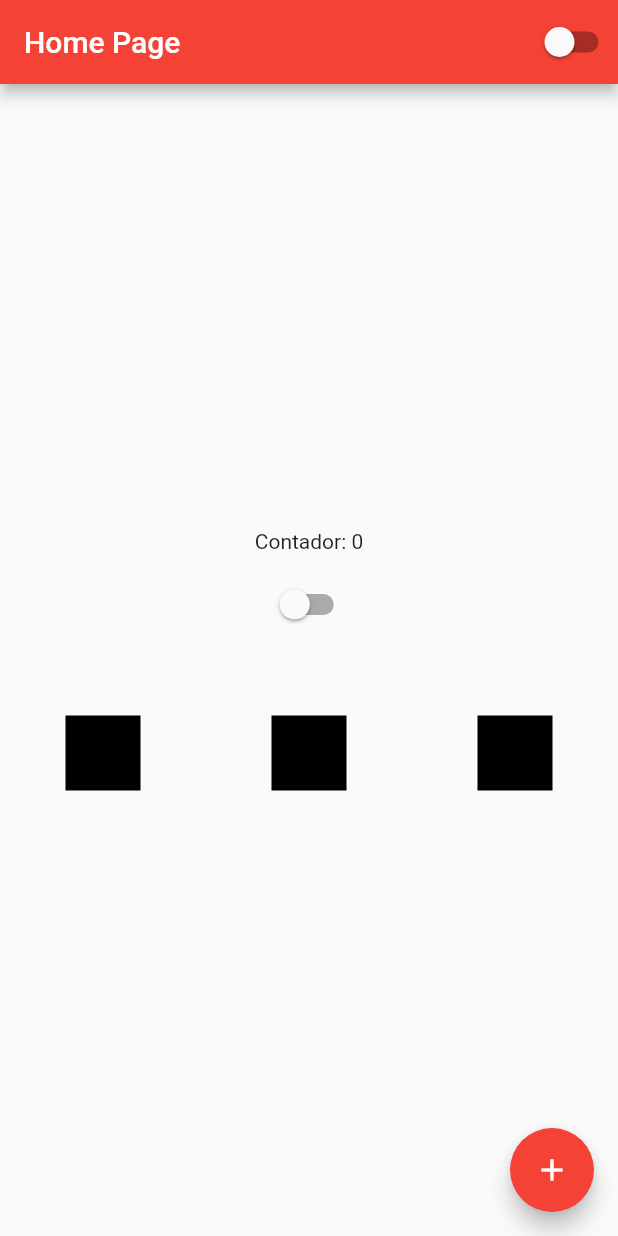
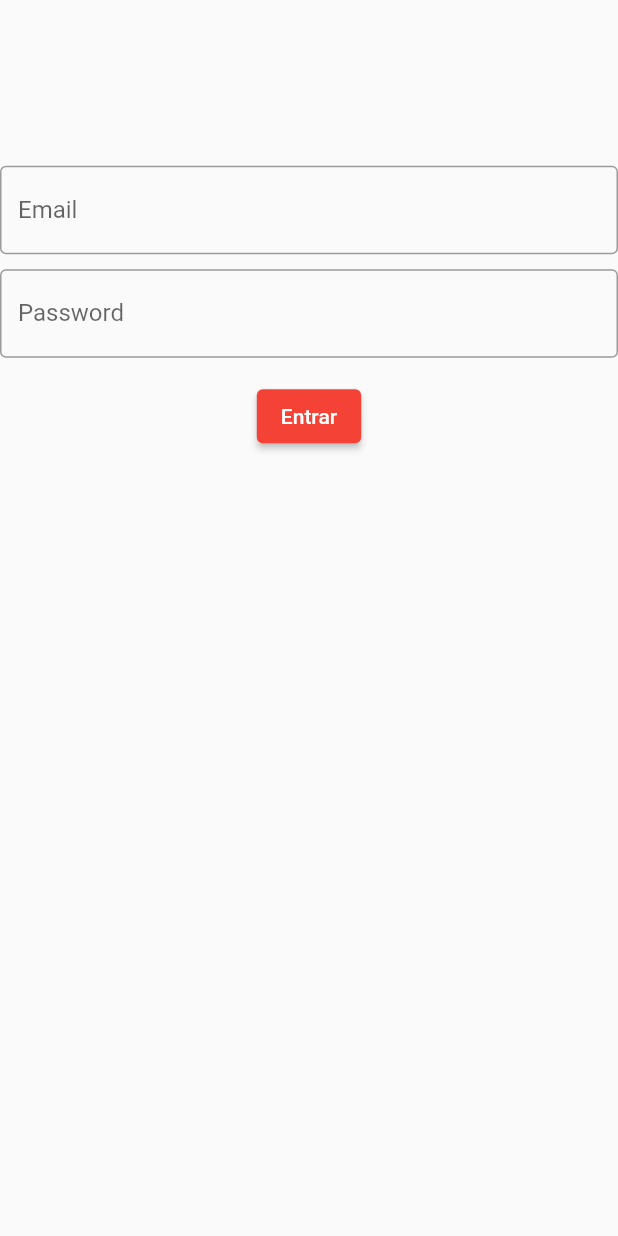
Before and after one commit to lucasshinozaki/estudo-flutter, a Flutter app: the screen it shows after launch, on a phone screen of 412 x 824 dp. Run offline on Flutter 3.47's test engine with Material 2 defaults, Android fonts, the phone set to English and light mode, and no system bars; missing offline and left inert: dart:html.

Commit message:
estudo: TextField - Building login screen

```diff
--- a/estudo_flutter_application/lib/app_widget.dart
+++ b/estudo_flutter_application/lib/app_widget.dart
@@ -1,4 +1,5 @@
 import 'package:estudo_flutter_application/app_controller.dart';
+import 'package:estudo_flutter_application/login_page.dart';
 import 'package:flutter/cupertino.dart';
 import 'package:flutter/material.dart';
 
@@ -16,7 +17,7 @@ class AppWidget extends StatelessWidget {
                 brightness: AppController.instance.isDartTheme
                 ? Brightness.dark
                 : Brightness.light),
-            home: HomePage(),
+            home: LoginPage(),
           );
         });
   }
--- /dev/null
+++ b/estudo_flutter_application/lib/login_page.dart
@@ -0,0 +1,59 @@
+import 'package:flutter/cupertino.dart';
+import 'package:flutter/material.dart';
+
+class LoginPage extends StatefulWidget {
+  const LoginPage({Key? key}) : super(key: key);
+
+  @override
+  _LoginPageState createState() => _LoginPageState();
+}
+
+class _LoginPageState extends State<LoginPage> {
+  String email = "";
+  String password = "";
+
+  @override
+  Widget build(BuildContext context) {
+    return Scaffold(
+      body: SingleChildScrollView(
+        child: SizedBox(
+          width: MediaQuery.of(context).size.width,
+          height: MediaQuery.of(context).size.width,
+          child: Column(
+            mainAxisAlignment: MainAxisAlignment.center,
+            children: [
+              TextField(
+                onChanged: (text) {
+                  email = text;
+                },
+                keyboardType: TextInputType.emailAddress,
+                decoration: InputDecoration(
+                    labelText: "Email", border: OutlineInputBorder()),
+              ),
+              SizedBox(height: 10),
+              TextField(
+                onChanged: (text) {
+                  password = text;
+                },
+                obscureText: true,
+                decoration: InputDecoration(
+                    labelText: "Password", border: OutlineInputBorder()),
+              ),
+              SizedBox(height: 15),
+              ElevatedButton(
+                onPressed: () {
+                  if (email == 'email@hotmail.com' && password == '123') {
+                    print("correto");
+                  } else {
+                    print('login invalido');
+                  }
+                },
+                child: Text("Entrar"),
+              )
+            ],
+          ),
+        ),
+      ),
+    );
+  }
+}
```
